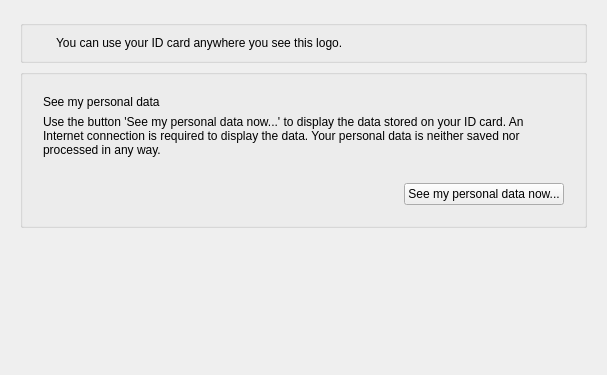
The window that src/widget/SelfInformationWidget.ui (Governikus/AusweisApp) describes before a commit, drawn with Qt 5.
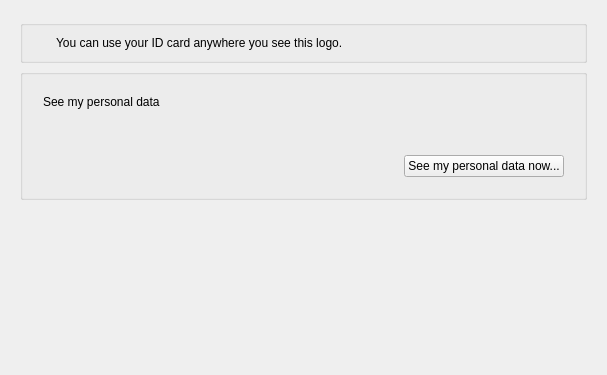
The same window after the commit.

```diff
--- a/src/widget/SelfInformationWidget.ui
+++ b/src/widget/SelfInformationWidget.ui
@@ -111,9 +111,6 @@
         <property name="focusPolicy">
          <enum>Qt::TabFocus</enum>
         </property>
-        <property name="text">
-         <string>Use the button 'See my personal data now...' to display the data stored on your ID card. An Internet connection is required to display the data. Your personal data is neither saved nor processed in any way.</string>
-        </property>
         <property name="wordWrap">
          <bool>true</bool>
         </property>
```
Left out of the diff: 3 changed lines with no effect on the pictures.
